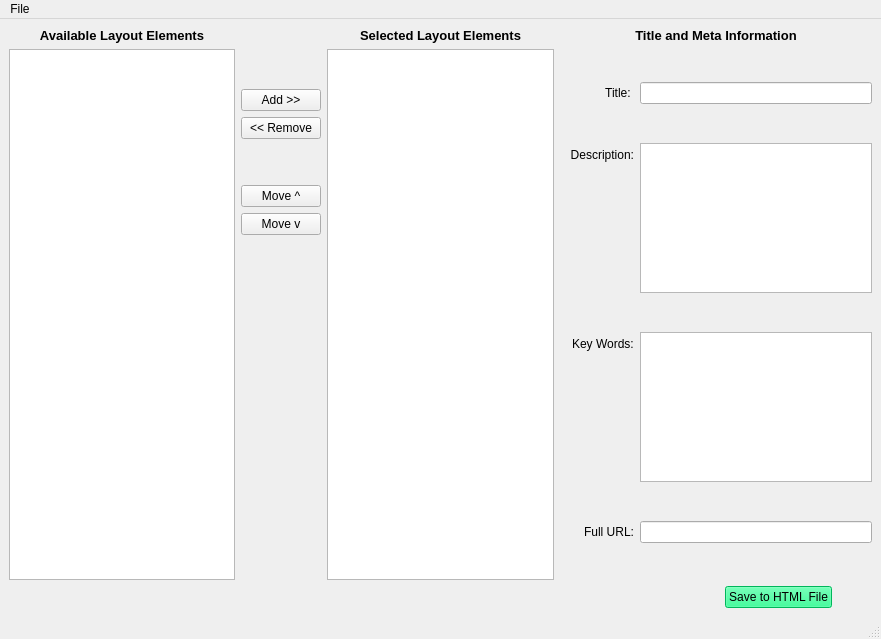
turnkey-commerce/responsive-layout-creator, file main_ui.ui: the form before one commit.
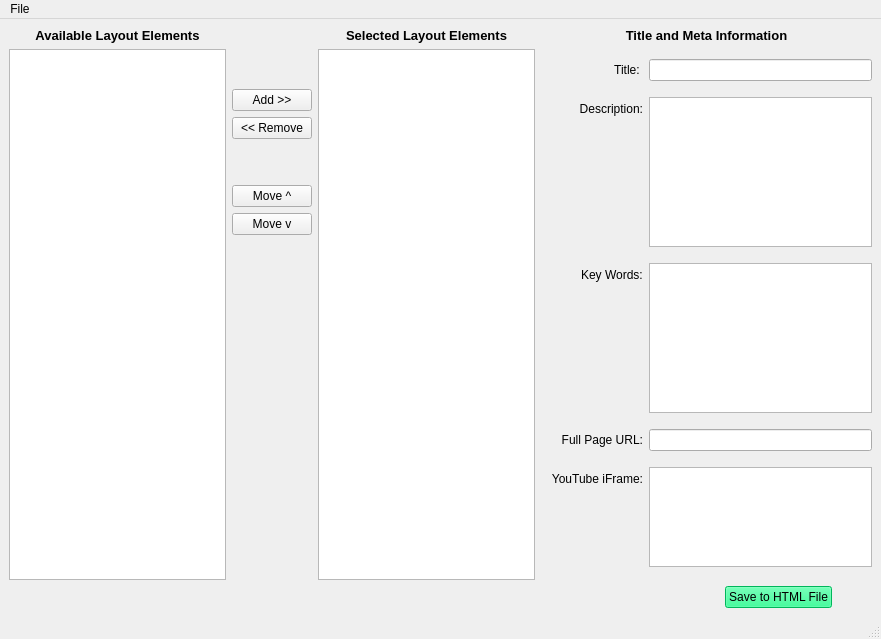
The form after the commit.

Commit message: Add YouTube Video and Facebook Like snippets.

Diff of the .ui file:
```diff
--- a/main_ui.ui
+++ b/main_ui.ui
@@ -248,7 +248,7 @@
         <item row="3" column="0">
          <widget class="QLabel" name="labelFullUrl">
           <property name="text">
-           <string>Full URL:</string>
+           <string>Full Page URL:</string>
           </property>
           <property name="alignment">
            <set>Qt::AlignRight|Qt::AlignTrailing|Qt::AlignVCenter</set>
@@ -258,6 +258,26 @@
         <item row="3" column="1">
          <widget class="QLineEdit" name="editFullUrl"/>
         </item>
+        <item row="4" column="0">
+         <widget class="QLabel" name="labelFullUrl_2">
+          <property name="text">
+           <string>YouTube iFrame:</string>
+          </property>
+          <property name="alignment">
+           <set>Qt::AlignRight|Qt::AlignTrailing|Qt::AlignVCenter</set>
+          </property>
+         </widget>
+        </item>
+        <item row="4" column="1">
+         <widget class="QTextEdit" name="editYouTubeIframe">
+          <property name="maximumSize">
+           <size>
+            <width>16777215</width>
+            <height>100</height>
+           </size>
+          </property>
+         </widget>
+        </item>
        </layout>
       </item>
      </layout>
```
Left out of the diff: 2 changed lines with no effect on the pictures. The commit also changes 6 other files.
